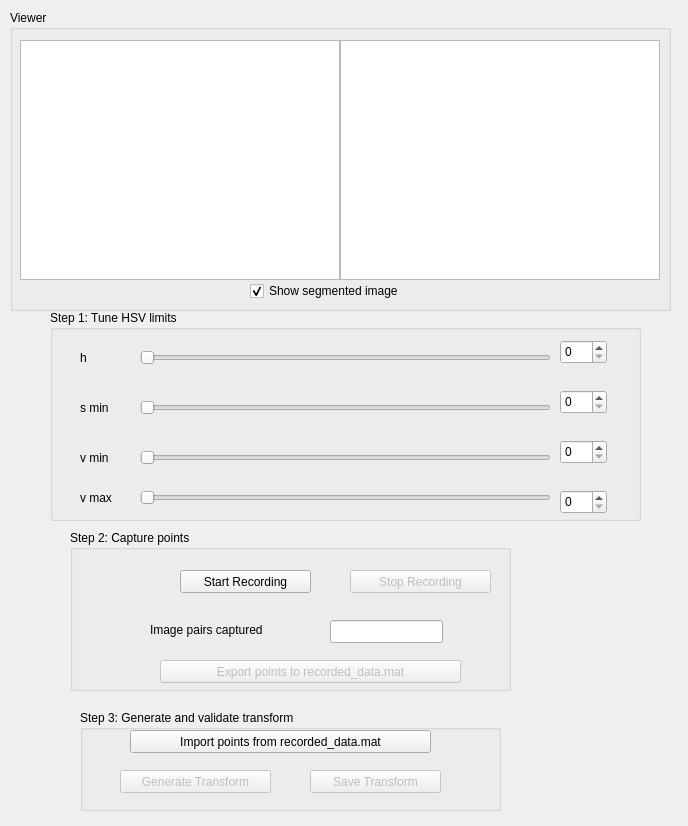
Above: python/tracking_window.ui from fdheenmo/thrust before the change. Below: the same form after it.
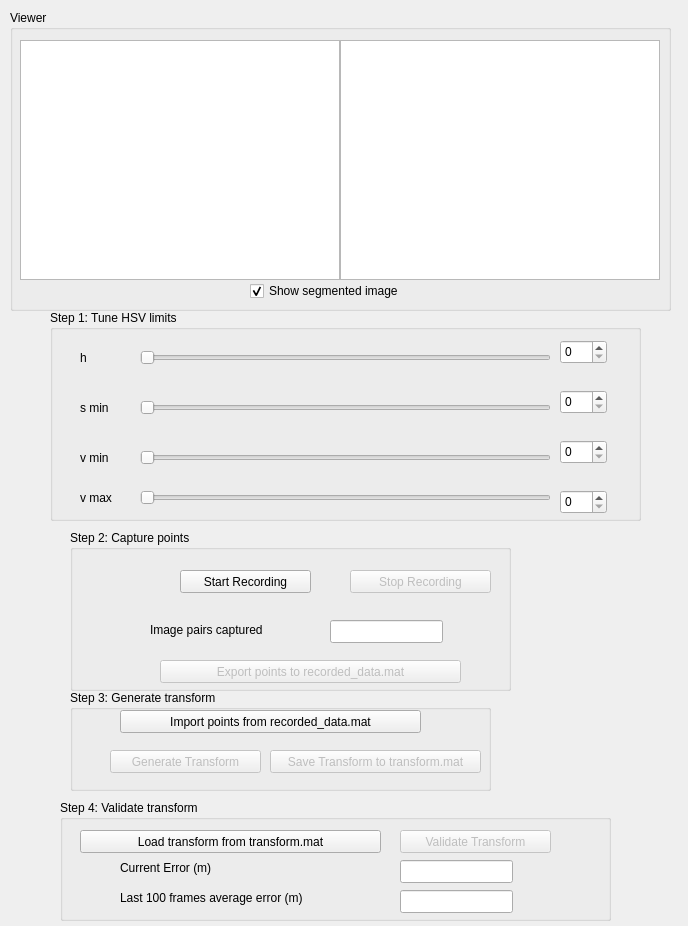
That is the form after the change.

The edit to the form file:
```diff
--- a/python/tracking_window.ui
+++ b/python/tracking_window.ui
@@ -7,7 +7,7 @@
     <x>0</x>
     <y>0</y>
     <width>688</width>
-    <height>826</height>
+    <height>926</height>
    </rect>
   </property>
   <property name="windowTitle">
@@ -103,14 +103,14 @@
   <widget class="QGroupBox" name="groupBox_3">
    <property name="geometry">
     <rect>
-     <x>80</x>
-     <y>710</y>
+     <x>70</x>
+     <y>690</y>
      <width>421</width>
      <height>101</height>
     </rect>
    </property>
    <property name="title">
-    <string>Step 3: Generate and validate transform</string>
+    <string>Step 3: Generate transform</string>
    </property>
    <widget class="QPushButton" name="generateTransformPushButton">
     <property name="enabled">
@@ -134,14 +134,14 @@
     </property>
     <property name="geometry">
      <rect>
-      <x>230</x>
+      <x>200</x>
       <y>60</y>
-      <width>131</width>
+      <width>211</width>
       <height>23</height>
      </rect>
     </property>
     <property name="text">
-     <string>Save Transform</string>
+     <string>Save Transform to transform.mat</string>
     </property>
    </widget>
    <widget class="QPushButton" name="importPointsPushButton">
@@ -403,6 +403,97 @@
     </property>
    </widget>
   </widget>
+  <widget class="QGroupBox" name="groupBox_5">
+   <property name="geometry">
+    <rect>
+     <x>60</x>
+     <y>800</y>
+     <width>551</width>
+     <height>121</height>
+    </rect>
+   </property>
+   <property name="title">
+    <string>Step 4: Validate transform</string>
+   </property>
+   <widget class="QPushButton" name="validateTransformPushButton">
+    <property name="enabled">
+     <bool>false</bool>
+    </property>
+    <property name="geometry">
+     <rect>
+      <x>340</x>
+      <y>30</y>
+      <width>151</width>
+      <height>23</height>
+     </rect>
+    </property>
+    <property name="text">
+     <string>Validate Transform</string>
+    </property>
+   </widget>
+   <widget class="QPushButton" name="loadTransformPushButton">
+    <property name="enabled">
+     <bool>true</bool>
+    </property>
+    <property name="geometry">
+     <rect>
+      <x>20</x>
+      <y>30</y>
+      <width>301</width>
+      <height>23</height>
+     </rect>
+    </property>
+    <property name="text">
+     <string>Load transform from transform.mat</string>
+    </property>
+   </widget>
+   <widget class="QLabel" name="label_6">
+    <property name="geometry">
+     <rect>
+      <x>60</x>
+      <y>60</y>
+      <width>131</width>
+      <height>16</height>
+     </rect>
+    </property>
+    <property name="text">
+     <string>Current Error (m)</string>
+    </property>
+   </widget>
+   <widget class="QLineEdit" name="currentErrorLineEdit">
+    <property name="geometry">
+     <rect>
+      <x>340</x>
+      <y>60</y>
+      <width>113</width>
+      <height>23</height>
+     </rect>
+    </property>
+   </widget>
+   <widget class="QLabel" name="label_7">
+    <property name="geometry">
+     <rect>
+      <x>60</x>
+      <y>90</y>
+      <width>281</width>
+      <height>16</height>
+     </rect>
+    </property>
+    <property name="text">
+     <string>Last 100 frames average error (m)</string>
+    </property>
+   </widget>
+   <widget class="QLineEdit" name="averageErrorLineEdit">
+    <property name="geometry">
+     <rect>
+      <x>340</x>
+      <y>90</y>
+      <width>113</width>
+      <height>23</height>
+     </rect>
+    </property>
+   </widget>
+  </widget>
  </widget>
  <resources/>
  <connections/>
```
